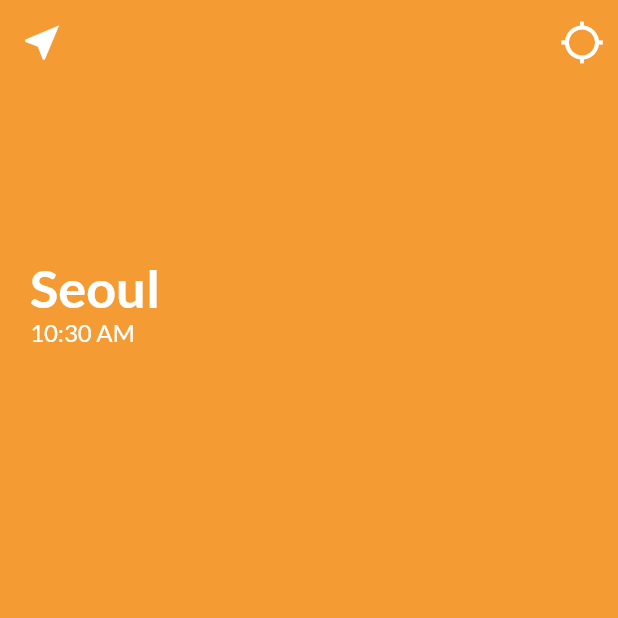
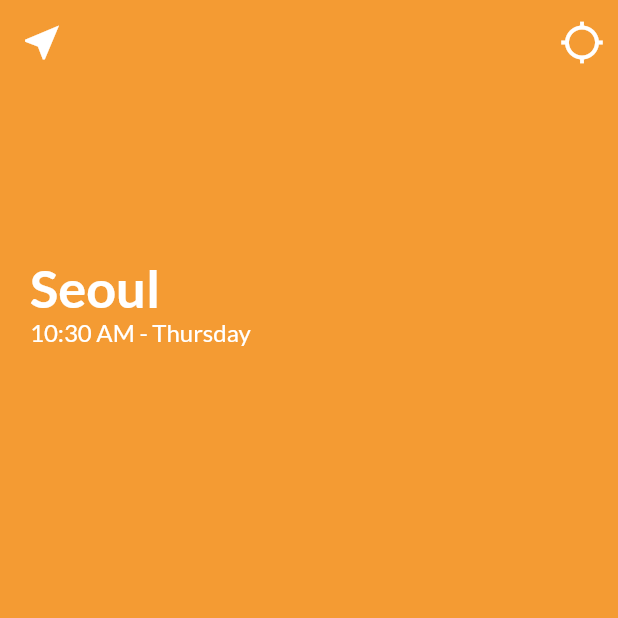
Before and after one commit to NalaJang/flutter_study, a Flutter app: the WeatherScreenState screen opened directly, on a phone screen of 412 x 824 dp, the top half of it. Run offline on Flutter 3.47's test engine with Material 2 defaults, Android fonts, the phone set to English and light mode, and no system bars; our stand-ins replace flutter_svg, geolocator, google_fonts, timer_builder; network calls fail; statements that could not run were skipped.

Commit message:
ADd:요일 추가

```diff
--- a/weather_app/lib/screens/weather_screen.dart
+++ b/weather_app/lib/screens/weather_screen.dart
@@ -18,6 +18,7 @@ class _WeatherScreenStateState extends State<WeatherScreenState> {
 
   String? cityName;
   int? temp;
+  var date = DateTime.now();
 
   @override
   void initState() {
@@ -104,6 +105,13 @@ class _WeatherScreenStateState extends State<WeatherScreenState> {
                             );
                           },
                       ),
+                      Text(
+                        DateFormat(' - EEEE').format(date),
+                        style: GoogleFonts.lato(
+                            fontSize: 16.0,
+                            color: Colors.white
+                        ),
+                      ),
                     ],
                   )
                 ],
```
